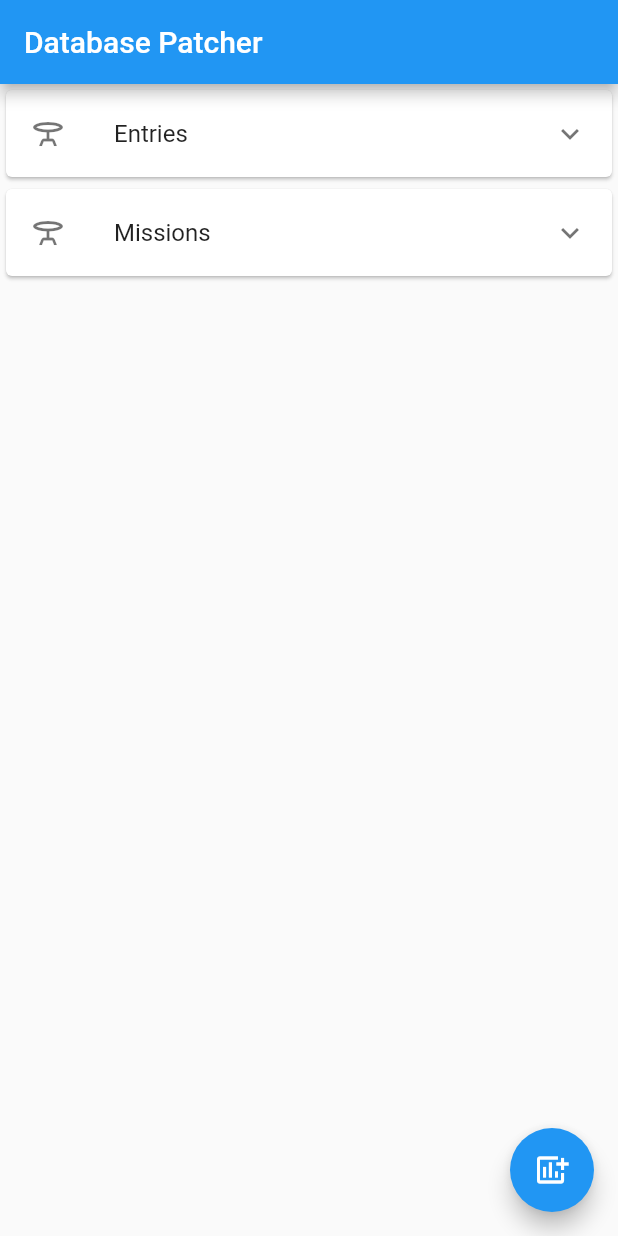
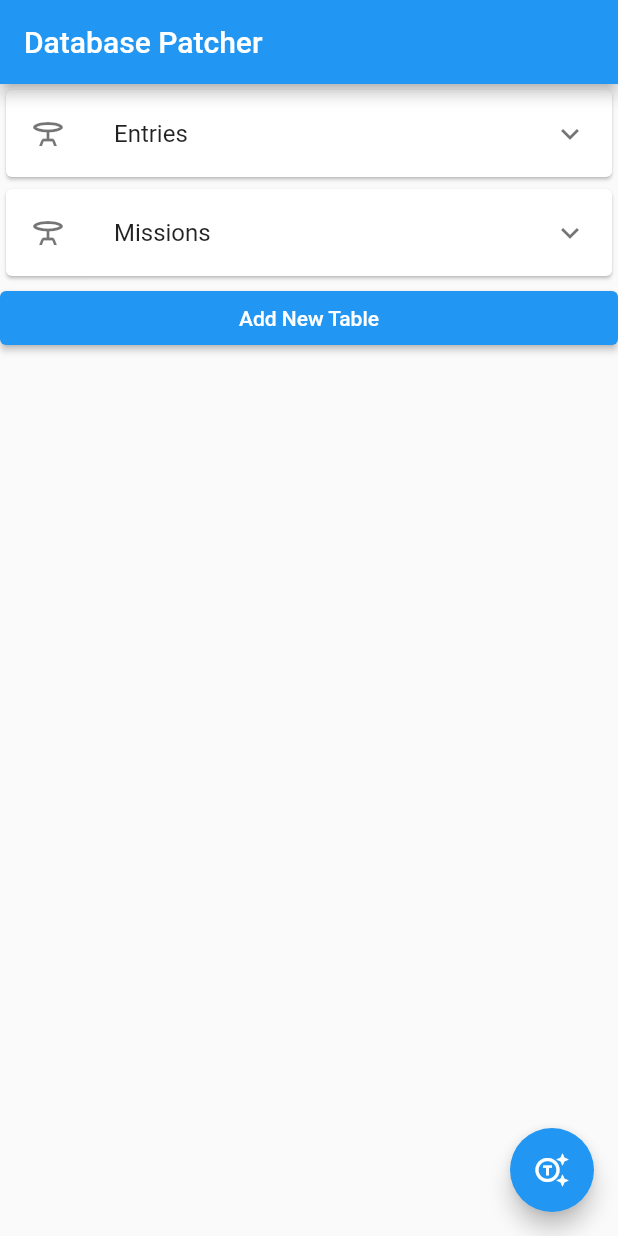
Before and after one commit to JFujitaD/Database-Patcher, a Flutter app: the screen it shows after launch, on a phone screen of 412 x 824 dp. Run offline on Flutter 3.47's test engine with Material 2 defaults, Android fonts, the phone set to English and light mode, and no system bars.

Commit message:
Prep for script generator

```diff
--- a/lib/pages/home_page.dart
+++ b/lib/pages/home_page.dart
@@ -1,6 +1,7 @@
 import 'package:flutter/material.dart';
 
 import '../utils/constants.dart';
+import '../utils/script_generator.dart';
 import '../dialogs/dialog_builder.dart';
 import '../models/database_table.dart';
 import '../models/database_column.dart';
@@ -85,29 +86,32 @@ class _HomePageState extends State<HomePage> {
 
   FloatingActionButton buildFloatingActionButton() => FloatingActionButton(
     onPressed: () {
-      showDialog(
-        context: context,
-        builder: (context) => DialogBuilder.addTableDialog(
-          context,
-          formKey,
-          tableTextEditingController,
-        ),
-      ).then((newTable) => addTable(newTable));
+      ScriptGenerator.generateScript(tables);
     },
-    child: Constants.addTableIcon,
+    child: Constants.generateScriptIcon,
   );
 
   Widget buildListView(BuildContext context) {
     final itemCount = tables.length;
+    return ListView.builder(
+      itemCount: itemCount + 1,
+      itemBuilder: (context, index) {
+        if (index >= tables.length) {
+          return ElevatedButton(
+            onPressed: () {
+              showDialog(
+                context: context,
+                builder: (context) => DialogBuilder.addTableDialog(
+                  context,
+                  formKey,
+                  tableTextEditingController,
+                ),
+              ).then((newTable) => addTable(newTable));
+            },
+            child: const Text('Add New Table'),
+          );
+        }
 
-    if (itemCount == 0) {
-      return const Center(
-        child: Text(Constants.emptyTablesText),
-      );
-    }
-    return ListView.builder(
-      itemCount: itemCount,
-      itemBuilder: (context, index) {
         final t = tables[index];
         return Card(
           child: ExpansionTile(
--- a/lib/utils/constants.dart
+++ b/lib/utils/constants.dart
@@ -7,8 +7,6 @@ class Constants {
 
   static const addTableTitle = 'New Table';
   static const tableIcon = Icon(Icons.table_bar_outlined);
-  static const addTableIcon = Icon(Icons.add_chart);
-  static const emptyTablesText = 'Add a new table using the floating action button';
   static const tableHintText = 'my_table';
   static const tableLabel = 'Table Name';
 
@@ -20,4 +18,6 @@ class Constants {
   static const columnNewNameHint = 'new_column_name';
   static const columnValueLabel = 'Default Value';
   static const columnValueHint = 'default_value';
+
+  static const generateScriptIcon = Icon(Icons.generating_tokens_outlined);
 }
--- /dev/null
+++ b/lib/utils/script_generator.dart
@@ -0,0 +1,9 @@
+import '../models/database_table.dart';
+
+class ScriptGenerator {
+  ScriptGenerator._();
+
+  static void generateScript(List<DatabaseTable> tables) {
+
+  }
+}
```
